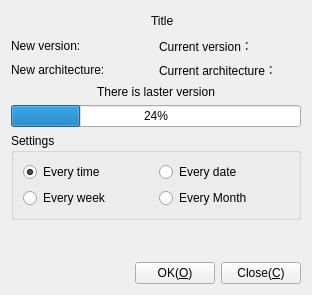
Old version of the form Src/FrmUpdater/FrmUpdater.ui in the repository KangLin/RabbitCommon.
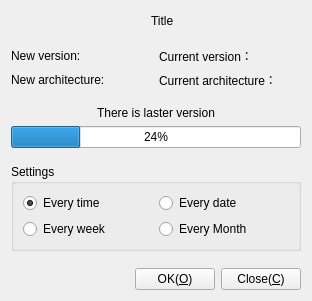
New version of the form. Icons and pictures are not drawn.

What changed in the file:
```diff
--- a/Src/FrmUpdater/FrmUpdater.ui
+++ b/Src/FrmUpdater/FrmUpdater.ui
@@ -7,7 +7,7 @@
     <x>0</x>
     <y>0</y>
     <width>312</width>
-    <height>295</height>
+    <height>301</height>
    </rect>
   </property>
   <property name="windowTitle">
@@ -18,7 +18,7 @@
     <normaloff>:/icon/RabbitCommon/Download</normaloff>:/icon/RabbitCommon/Download</iconset>
   </property>
   <layout class="QGridLayout" name="gridLayout">
-   <item row="1" column="0">
+   <item row="2" column="0">
     <layout class="QHBoxLayout" name="horizontalLayout_2">
      <item>
       <layout class="QVBoxLayout" name="verticalLayout">
@@ -165,14 +165,33 @@
      </item>
     </layout>
    </item>
-   <item row="3" column="0">
-    <widget class="QProgressBar" name="progressBar">
-     <property name="value">
-      <number>24</number>
-     </property>
-    </widget>
-   </item>
    <item row="4" column="0">
+    <widget class="QLabel" name="lbState">
+     <property name="text">
+      <string>There is laster version</string>
+     </property>
+     <property name="alignment">
+      <set>Qt::AlignCenter</set>
+     </property>
+     <property name="wordWrap">
+      <bool>true</bool>
+     </property>
+    </widget>
+   </item>
+   <item row="6" column="0">
+    <spacer name="verticalSpacer_2">
+     <property name="orientation">
+      <enum>Qt::Vertical</enum>
+     </property>
+     <property name="sizeHint" stdset="0">
+      <size>
+       <width>20</width>
+       <height>40</height>
+      </size>
+     </property>
+    </spacer>
+   </item>
+   <item row="7" column="0">
     <widget class="QGroupBox" name="groupBox">
      <property name="title">
       <string>Settings</string>
@@ -244,20 +263,33 @@
      </layout>
     </widget>
    </item>
-   <item row="2" column="0">
-    <widget class="QLabel" name="lbState">
-     <property name="text">
-      <string>There is laster version</string>
+   <item row="3" column="0">
+    <spacer name="verticalSpacer_3">
+     <property name="orientation">
+      <enum>Qt::Vertical</enum>
      </property>
-     <property name="alignment">
-      <set>Qt::AlignCenter</set>
+     <property name="sizeHint" stdset="0">
+      <size>
+       <width>20</width>
+       <height>40</height>
+      </size>
      </property>
-     <property name="wordWrap">
-      <bool>true</bool>
+    </spacer>
+   </item>
+   <item row="8" column="0">
+    <spacer name="verticalSpacer">
+     <property name="orientation">
+      <enum>Qt::Vertical</enum>
      </property>
-    </widget>
+     <property name="sizeHint" stdset="0">
+      <size>
+       <width>20</width>
+       <height>40</height>
+      </size>
+     </property>
+    </spacer>
    </item>
-   <item row="6" column="0">
+   <item row="9" column="0">
     <layout class="QHBoxLayout" name="horizontalLayout_5">
      <item>
       <spacer name="horizontalSpacer_3">
@@ -301,7 +333,14 @@
     </layout>
    </item>
    <item row="5" column="0">
-    <spacer name="verticalSpacer">
+    <widget class="QProgressBar" name="progressBar">
+     <property name="value">
+      <number>24</number>
+     </property>
+    </widget>
+   </item>
+   <item row="1" column="0">
+    <spacer name="verticalSpacer_4">
      <property name="orientation">
       <enum>Qt::Vertical</enum>
      </property>
```
